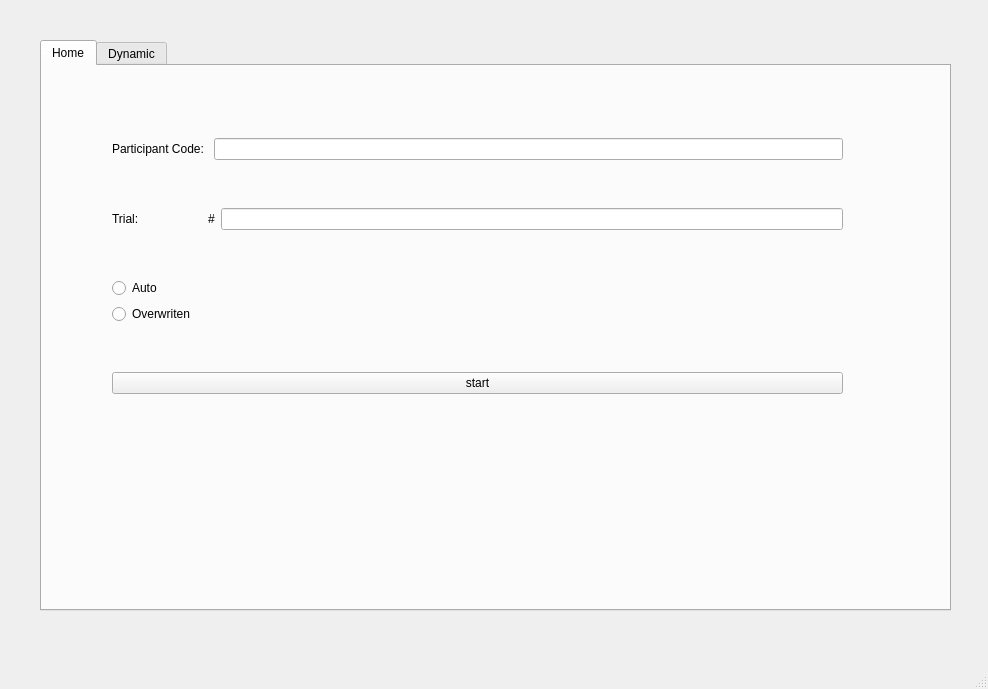
Qt form mainwindow.ui (iXiaoxideYan/gui_w) before a commit.
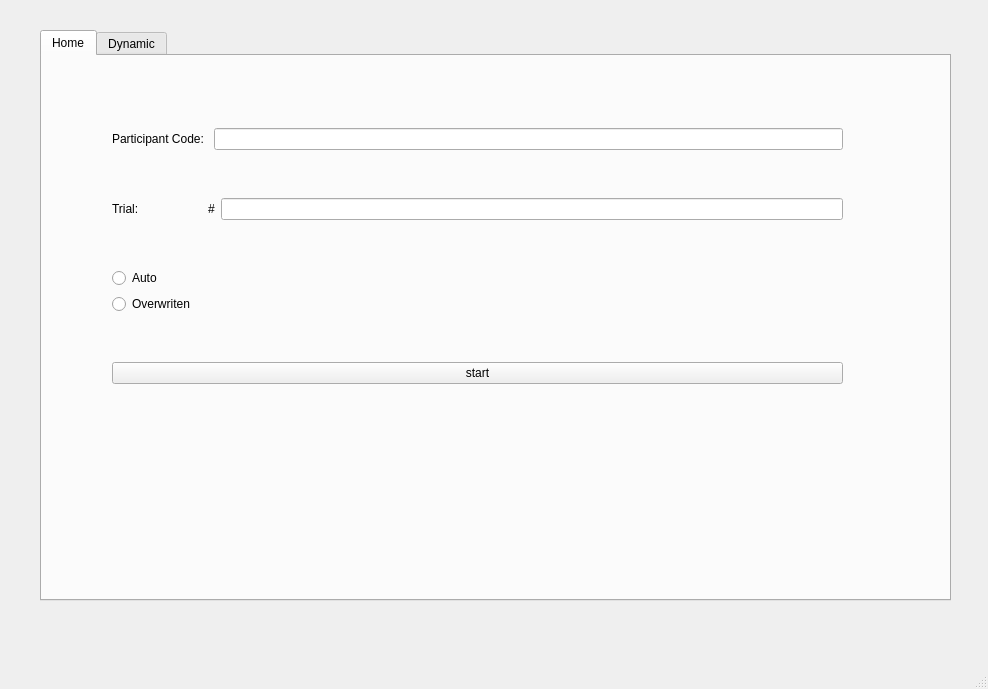
The same form after that commit. Custom widgets are drawn as their Qt base class.

```diff
--- a/mainwindow.ui
+++ b/mainwindow.ui
@@ -18,7 +18,7 @@
     <property name="geometry">
      <rect>
       <x>40</x>
-      <y>40</y>
+      <y>30</y>
       <width>911</width>
       <height>571</height>
      </rect>
@@ -110,37 +110,37 @@
        </item>
       </layout>
      </widget>
-     <widget class="QWidget" name="layoutWidget_2">
+     <widget class="QLabel" name="m_countdownLabel">
+      <property name="geometry">
+       <rect>
+        <x>250</x>
+        <y>450</y>
+        <width>362</width>
+        <height>41</height>
+       </rect>
+      </property>
+      <property name="sizeIncrement">
+       <size>
+        <width>20</width>
+        <height>20</height>
+       </size>
+      </property>
+      <property name="text">
+       <string/>
+      </property>
+     </widget>
+     <widget class="QLabel" name="label_duration">
       <property name="geometry">
        <rect>
         <x>70</x>
         <y>390</y>
-        <width>731</width>
-        <height>18</height>
+        <width>729</width>
+        <height>31</height>
        </rect>
       </property>
-      <layout class="QHBoxLayout" name="horizontalLayout_4">
-       <item>
-        <widget class="QLabel" name="label_duration">
-         <property name="text">
-          <string/>
-         </property>
-        </widget>
-       </item>
-       <item>
-        <widget class="QLabel" name="m_countdownLabel">
-         <property name="sizeIncrement">
-          <size>
-           <width>20</width>
-           <height>20</height>
-          </size>
-         </property>
-         <property name="text">
-          <string/>
-         </property>
-        </widget>
-       </item>
-      </layout>
+      <property name="text">
+       <string/>
+      </property>
      </widget>
     </widget>
     <widget class="QWidget" name="tab_2">
```
Left out of the diff: 2 changed lines with no effect on the pictures.
